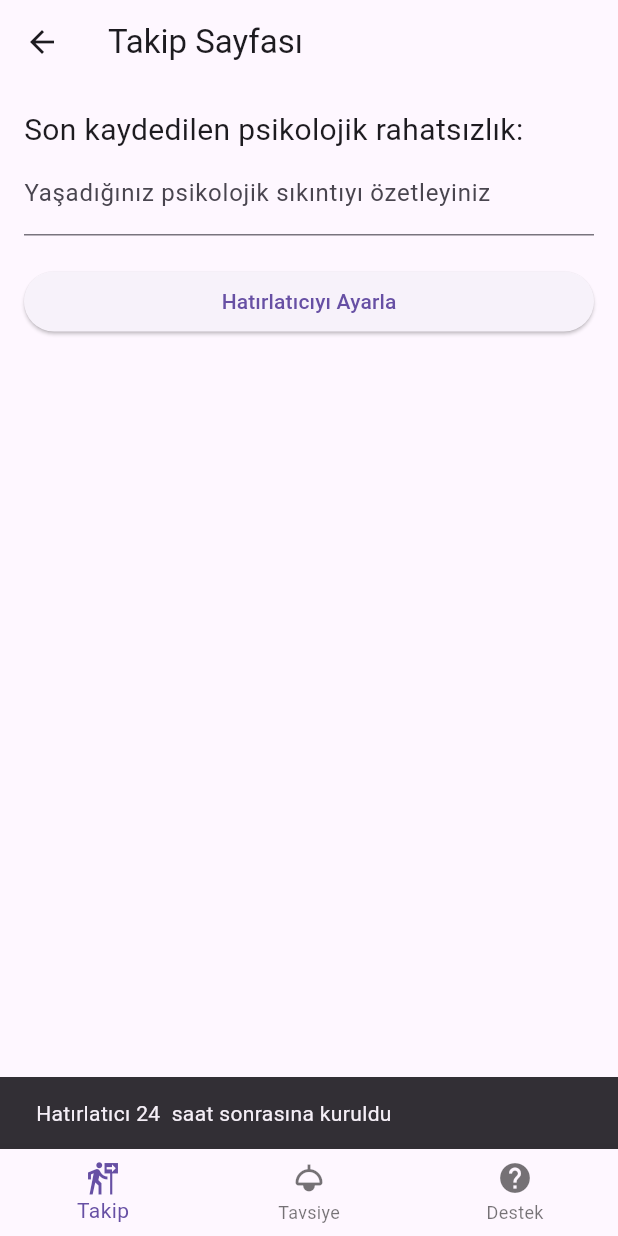
After one commit to semihceltik/FinalProject, a Flutter app: the forumapp screen opened directly, after a tap on "Hatırlatıcıyı Ayarla", on a phone screen of 412 x 824 dp. The commit adds this screen. Run offline on Flutter 3.47's test engine with Material 3 defaults, Android fonts, the phone set to English and light mode, and no system bars; our stand-ins replace flutter_local_notifications, smooth_page_indicator; missing offline and left inert: dart:ffi.

Commit message:
FINAL
FINAL VERSION

```diff
--- /dev/null
+++ b/MentalHealthMate/lib/TakipSayfasi.dart
@@ -0,0 +1,92 @@
+import 'package:flutter/material.dart';
+import 'package:flutter_local_notifications/flutter_local_notifications.dart';
+
+class ReminderPage extends StatefulWidget {
+  @override
+  _ReminderPageState createState() => _ReminderPageState();
+}
+
+class _ReminderPageState extends State<ReminderPage> {
+  final TextEditingController _controller = TextEditingController();
+  FlutterLocalNotificationsPlugin flutterLocalNotificationsPlugin = FlutterLocalNotificationsPlugin();
+  String? lastPsychologicalIssue;
+
+  @override
+  void initState() {
+    super.initState();
+    var initializationSettingsAndroid = AndroidInitializationSettings('@mipmap/ic_launcher');
+    var initializationSettingsIOS = IOSInitializationSettings();
+    var initializationSettings = InitializationSettings(
+        android: initializationSettingsAndroid,
+        iOS: initializationSettingsIOS
+    );
+
+    flutterLocalNotificationsPlugin.initialize(initializationSettings);
+  }
+
+  void setReminder(String issue) {
+    setState(() {
+      lastPsychologicalIssue = issue;
+    });
+    scheduleAlarm(issue);
+  }
+
+  void scheduleAlarm(String issue) async {
+    var scheduledNotificationDateTime = DateTime.now().add(Duration(hours: 24));
+    var androidPlatformChannelSpecifics = AndroidNotificationDetails(
+      'reminder_channel',
+      'Reminder Channel',
+      importance: Importance.max,
+      priority: Priority.high,
+    );
+    var iOSPlatformChannelSpecifics = IOSNotificationDetails();
+    var platformChannelSpecifics = NotificationDetails(
+        android: androidPlatformChannelSpecifics,
+        iOS: iOSPlatformChannelSpecifics
+    );
+
+    await flutterLocalNotificationsPlugin.schedule(
+      0,
+      'Hatırlatıcı',
+      ' $issue Hissettiğinden bu yana 24 saat geçti',
+      scheduledNotificationDateTime,
+      platformChannelSpecifics,
+    );
+  }
+
+  @override
+  Widget build(BuildContext context) {
+    return Scaffold(
+      appBar: AppBar(
+        title: Text('Takip Sayfası'),
+      ),
+      body: Padding(
+        padding: const EdgeInsets.all(16.0),
+        child: Column(
+          crossAxisAlignment: CrossAxisAlignment.stretch,
+          children: [
+            if (lastPsychologicalIssue != null)
+              Text(
+                'Son kaydedilen psikolojik rahatsızlık: $lastPsychologicalIssue',
+                style: TextStyle(fontSize: 20),
+              ),
+            TextField(
+              controller: _controller,
+              decoration: InputDecoration(labelText: 'Yaşadığınız psikolojik sıkıntıyı özetleyiniz'),
+            ),
+            SizedBox(height: 20),
+            ElevatedButton(
+              onPressed: () {
+                setReminder(_controller.text);
+                ScaffoldMessenger.of(context).showSnackBar(
+                  SnackBar(content: Text('Hatırlatıcı 24  saat sonrasına kuruldu')),
+                );
+              },
+              child: Text('Hatırlatıcıyı Ayarla'),
+            ),
+          ],
+        ),
+      ),
+    );
+  }
+}
--- a/MentalHealthMate/lib/forumapp.dart
+++ b/MentalHealthMate/lib/forumapp.dart
@@ -1,11 +1,41 @@
 import 'package:flutter/material.dart';
-class forumapp extends StatelessWidget {
-  const forumapp({super.key});
+import 'package:untitled/forumapp2.dart';
+import 'package:untitled/Desteksayfasi.dart';
+import 'package:untitled/TakipSayfasi.dart';
+  class forumapp extends StatefulWidget {
+    const forumapp({super.key});
 
-  @override
-  Widget build(BuildContext context) {
-    return const Scaffold(
+    @override
+    State<forumapp> createState() => _forumappState();
+  }
 
-    );
+  class _forumappState extends State<forumapp> {
+    int simdikiindex = 0;
+    final List<Widget> _sayfalar = [
+      ReminderPage(),
+      ForumPage(),
+      PsikolojikDestekSayfasi(),
+    ];
+    @override
+    Widget build(BuildContext context) {
+      return Scaffold(
+        body: _sayfalar[simdikiindex],
+        bottomNavigationBar: BottomNavigationBar(
+          currentIndex: simdikiindex,
+          onTap: (index){
+            setState(() {
+              simdikiindex = index;
+            });
+          },
+          items: [
+            BottomNavigationBarItem(icon: Icon(Icons.follow_the_signs),
+            label: 'Takip'),
+            BottomNavigationBarItem(icon: Icon(Icons.light),
+            label: 'Tavsiye'),
+            BottomNavigationBarItem(icon: Icon(Icons.help),
+            label: 'Destek')
+          ],
+        ),
+      ) ;
+    }
   }
-}
```
Also changed, not shown: MentalHealthMate/lib/Desteksayfasi.dart (added, +102 -0 lines), MentalHealthMate/lib/HomePage.dart (+11 -2 lines), MentalHealthMate/lib/forumapp2.dart (added, +152 -0 lines), MentalHealthMate/pubspec.yaml (+4 -5 lines), MentalHealthMate/pubspec.lock, 1 other file.
